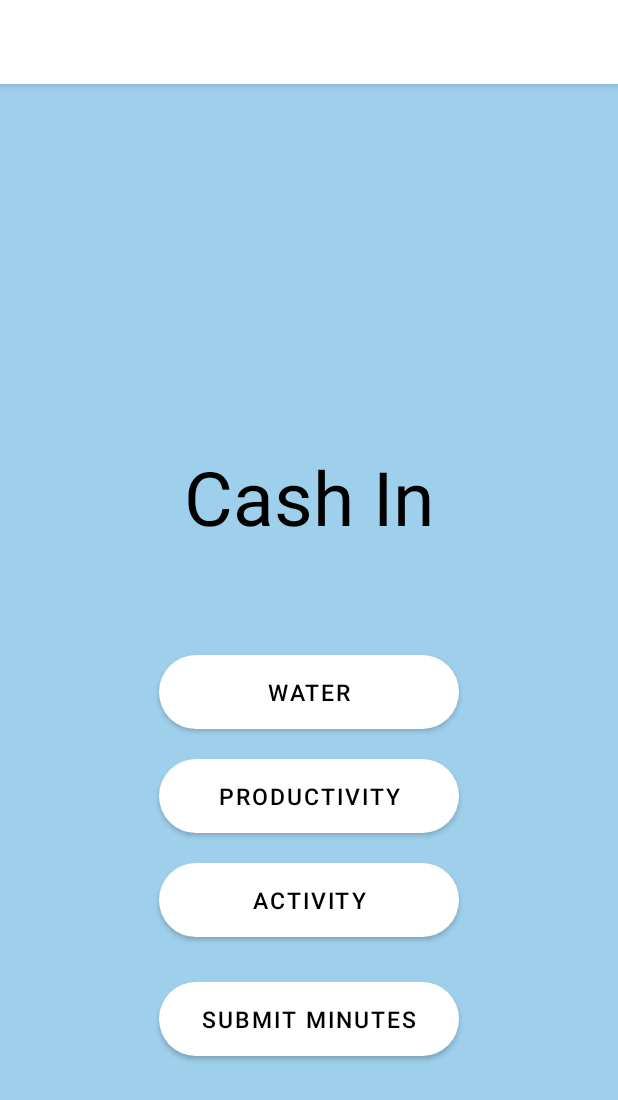
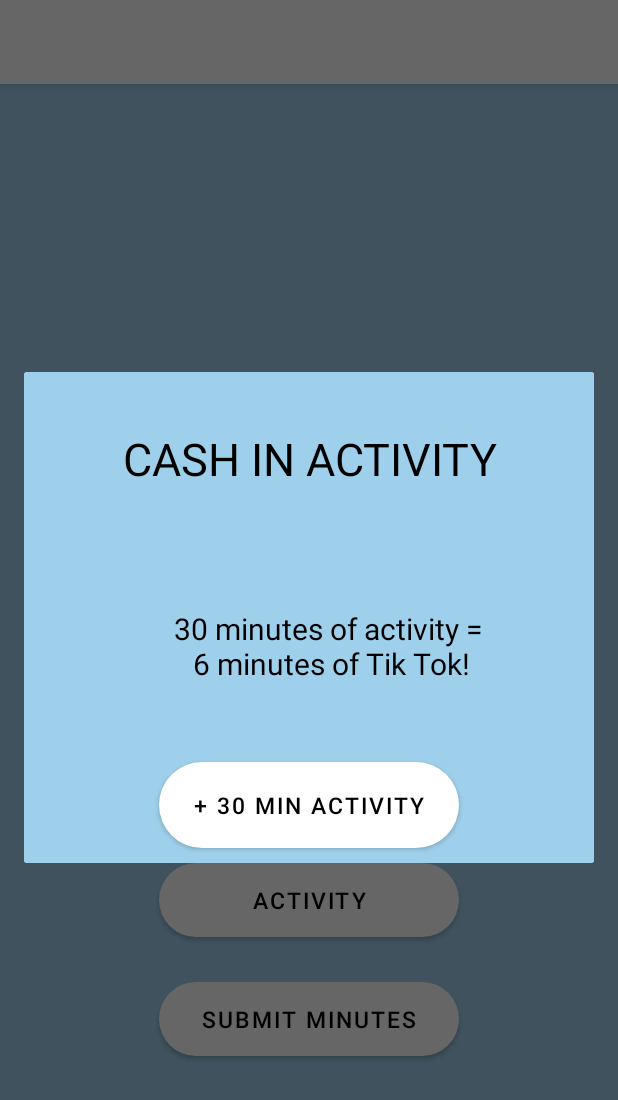
Before and after one commit to samliu000/FYP, an Android app: the CashInPage screen opened directly, with no data from a screen before it, after a tap on "ACTIVITY", on a phone screen of 412 x 824 dp. Shown: the top 1100 px of the screen. Run offline under Robolectric (Android 15) with nearby library versions, the phone set to English and light mode, and no system bars.

Commit message:
functional activity & productivity popups

```diff
--- a/app/src/main/java/com/lahacks/fyp/CashInPage.java
+++ b/app/src/main/java/com/lahacks/fyp/CashInPage.java
@@ -18,6 +18,8 @@ public class CashInPage extends AppCompatActivity {
     private Button activityButton;
     private Button submitButton;
     private Button waterPopupButton;
+    private Button prodPopupButton;
+    private Button activityPopupButton;
 
     // Dialog components
     private AlertDialog.Builder dialogBuilder;
@@ -25,6 +27,8 @@ public class CashInPage extends AppCompatActivity {
 
     private int newMins; //This accumulates the minutes added by the user with each button
     private int newWater;
+    private int newProd;
+    private int newActivity;
 
     @Override
     protected void onCreate(Bundle savedInstanceState) {
@@ -53,7 +57,7 @@ public class CashInPage extends AppCompatActivity {
                 //Testing purposes
                 Toast.makeText(CashInPage.this, "Productivity", Toast.LENGTH_SHORT).show();
                 //adds 5 minutes to newMins - temporary until user input is coded
-                newMins += 5;
+                newMins += addProdMinutesDialog();
                 cashOutIntent.putExtra("newMins", newMins);
             }
         });
@@ -64,7 +68,7 @@ public class CashInPage extends AppCompatActivity {
                 //Testing purposes
                 Toast.makeText(CashInPage.this, "Acitvity", Toast.LENGTH_SHORT).show();
                 //adds 10 minutes to newMins - temporary until user input is coded
-                newMins += 10;
+                newMins += addActivityMinutesDialog();
                 cashOutIntent.putExtra("newMins", newMins);
             }
         });
@@ -100,4 +104,44 @@ public class CashInPage extends AppCompatActivity {
         });
         return 1;
     }
+
+    public int addProdMinutesDialog(){
+
+        dialogBuilder = new AlertDialog.Builder(this);
+        final View prodPopup = getLayoutInflater().inflate(R.layout.productivity_popup, null);
+        dialogBuilder.setView(prodPopup);
+        dialog = dialogBuilder.create();
+        dialog.show();
+
+        prodPopupButton = (Button) prodPopup.findViewById(R.id.prodPopupButton);
+        prodPopupButton.setOnClickListener(new View.OnClickListener() {
+
+            @Override
+            public void onClick(View v) {
+                Toast.makeText(CashInPage.this, "Cashed in productivity minutes!", Toast.LENGTH_SHORT).show();
+                newProd = 30;
+            }
+        });
+        return 30;
+    }
+
+    public int addActivityMinutesDialog(){
+
+        dialogBuilder = new AlertDialog.Builder(this);
+        final View activityPopup = getLayoutInflater().inflate(R.layout.activity_popup, null);
+        dialogBuilder.setView(activityPopup);
+        dialog = dialogBuilder.create();
+        dialog.show();
+
+        activityPopupButton = (Button) activityPopup.findViewById(R.id.activityPopupButton);
+        activityPopupButton.setOnClickListener(new View.OnClickListener() {
+
+            @Override
+            public void onClick(View v) {
+                Toast.makeText(CashInPage.this, "Cashed in activity minutes!", Toast.LENGTH_SHORT).show();
+                newActivity = 6;
+            }
+        });
+        return 6;
+    }
 }
--- a/app/src/main/res/layout/activity_popup.xml
+++ b/app/src/main/res/layout/activity_popup.xml
@@ -39,7 +39,7 @@
             android:textSize="20sp" />
 
         <Button
-            android:id="@+id/activityButton"
+            android:id="@+id/activityPopupButton"
             android:layout_width="200dp"
             android:layout_height="wrap_content"
             android:layout_gravity="center"
--- a/app/src/main/res/layout/productivity_popup.xml
+++ b/app/src/main/res/layout/productivity_popup.xml
@@ -39,7 +39,7 @@
             android:textSize="20sp" />
 
         <Button
-            android:id="@+id/waterButton"
+            android:id="@+id/prodPopupButton"
             android:layout_width="200dp"
             android:layout_height="wrap_content"
             android:layout_gravity="center"
```
